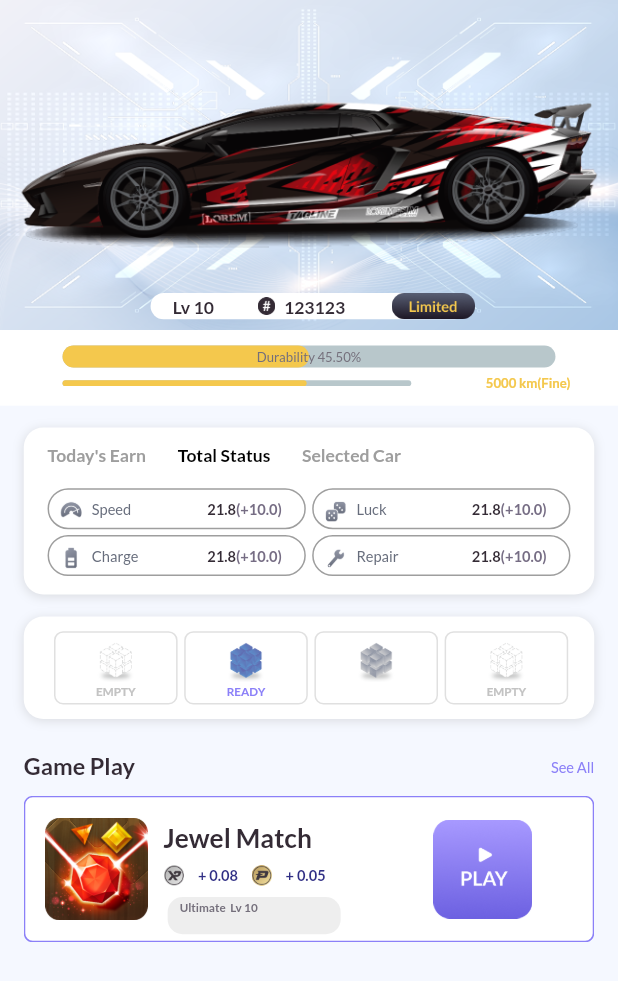
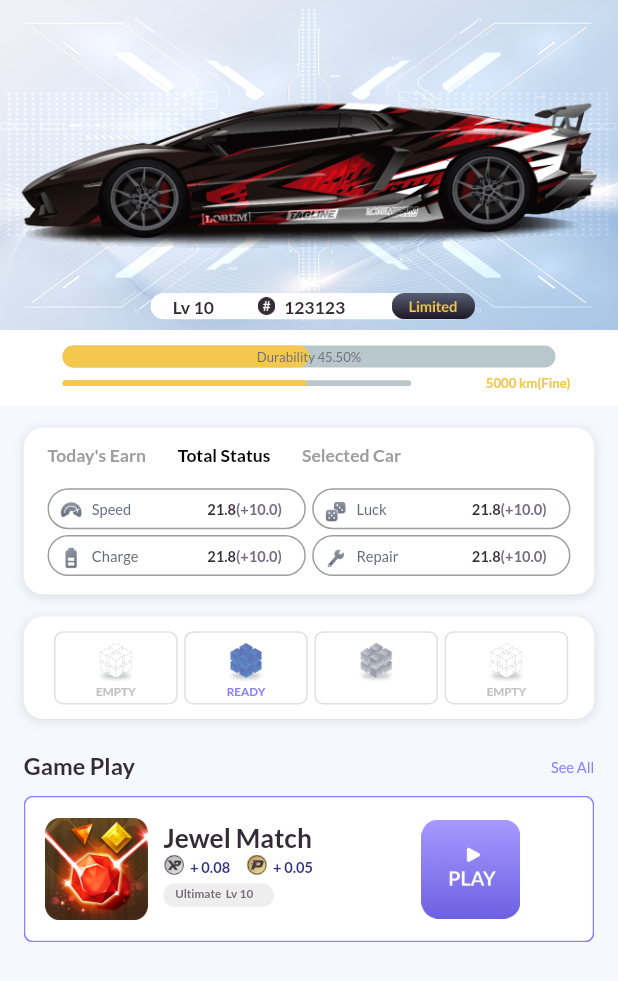
Before and after one commit to sinminseok/bengal_app_3, a Flutter app: the Lobby_View screen opened directly, after a tap on "Total Status", on a phone screen of 412 x 824 dp. Shown: the top 981 px of the screen. Run offline on Flutter 3.47's test engine with Material 2 defaults, Android fonts, the light colour scheme and no system bars; drawn by our look-alikes of percent_indicator; our stand-ins replace dropdown_button2, flutter_animation_progress_bar, flutter_screenutil, get, google_fonts, page_transition and 1 more.

Commit message:
RelativeCoordinate 좌표 적용

```diff
--- a/lib/pages/lobby/Lobby_View.dart
+++ b/lib/pages/lobby/Lobby_View.dart
@@ -124,18 +124,12 @@ class _Lobby_ViewState extends State<Lobby_View> {
               child: Row(
                 mainAxisAlignment: MainAxisAlignment.spaceBetween,
                 children: [
-                  // SizedBox(
-                  //   width: size.width * 0.07,
-                  // ),
                   Text(
                     StringConfiguration()
                         .uiString(UiStringType.LOBBY_SPECIALBOX_04),
                     style: Font.lato(
                         const Color(0xFF342B35), FontWeight.bold, 16.sp),
                   ),
-                  // SizedBox(
-                  //   width: size.width * 0.6,
-                  // ),
                   InkWell(
                     onTap: () {
                       print("move");
@@ -150,12 +144,9 @@ class _Lobby_ViewState extends State<Lobby_View> {
                 ],
               ),
             ),
-            // SizedBox(
-            //   height: size.height * 0.02,
-            // ),
+
             Container(
               margin: EdgeInsets.fromLTRB(15.w, 10.h, 15.w, 0.h),
-              child: Container(
               width: 360.w,
               height: 100.h,
               child: ListView.builder(
@@ -167,7 +158,6 @@ class _Lobby_ViewState extends State<Lobby_View> {
                         size, "Jewel Match", "0.08", "0.05", "10");
                   }),
             ),
-            ),
           ],
         ),
       ),
--- a/lib/pages/lobby/widget/Game_play_Widget.dart
+++ b/lib/pages/lobby/widget/Game_play_Widget.dart
@@ -30,9 +30,6 @@ Widget Game_Play_Widget(Size size, String title, String xper_value,
           child: Column(
             crossAxisAlignment: CrossAxisAlignment.start,
             children: [
-              // SizedBox(
-              //   height: size.height * 0.02,
-              // ),
               Padding(
                 padding: EdgeInsets.only(top: 17.h),
                 child: Text(
@@ -49,7 +46,7 @@ Widget Game_Play_Widget(Size size, String title, String xper_value,
                     height: 14.h,
                   ),
                   Padding(
-                    padding: EdgeInsets.all(8.w),
+                    padding: EdgeInsets.fromLTRB(3.w, 3.h, 10.w, 0.h),
                     child: Text(
                       "+ $xper_value",
                       style: Font.lato(
@@ -62,7 +59,7 @@ Widget Game_Play_Widget(Size size, String title, String xper_value,
                     height: 14.h,
                   ),
                   Padding(
-                    padding: EdgeInsets.all(8.w),
+                    padding: EdgeInsets.fromLTRB(3.w, 3.h, 10.w, 0.h),
                     child: Text(
                       "+ $per_value",
                       style: Font.lato(
@@ -72,12 +69,12 @@ Widget Game_Play_Widget(Size size, String title, String xper_value,
                 ],
               ),
               Padding(
-                padding: const EdgeInsets.only(left: 3.0),
+                padding: EdgeInsets.fromLTRB(0.w, 5.h, 0.w, 0.h),
                 child: Row(
                   children: [
                     Container(
-                      width: size.width * 0.28,
-                      height: size.height * 0.03,
+                      width: 70.w,
+                      height: 16.h,
                       decoration: BoxDecoration(
                           color: Colors.grey.shade200,
                           borderRadius: BorderRadius.circular(10)),
--- a/lib/pages/lobby/widget/Value_Container.dart
+++ b/lib/pages/lobby/widget/Value_Container.dart
@@ -189,8 +189,8 @@ class _Value_ContainerState extends State<Value_Container> {
                             ),
                             Row(
                               children: [
-                                Padding(
-                                  padding: EdgeInsets.only(top: 12.h),
+                                Container(
+                                  margin: EdgeInsets.only(top: 8.h),
                                   child: Image.asset(
                                     "assets/images/lobby/icons/appbar_icons/per_icon.png",
                                     width: 20.w,
@@ -199,7 +199,7 @@ class _Value_ContainerState extends State<Value_Container> {
                                 ),
                                 Container(
                                   margin:
-                                      EdgeInsets.fromLTRB(6.w, 12.h, 0.w, 0.h),
+                                      EdgeInsets.fromLTRB(6.w, 8.h, 0.w, 0.h),
                                   width: 200.w,
                                   child: Column(
                                     children: [
@@ -245,7 +245,7 @@ class _Value_ContainerState extends State<Value_Container> {
                               children: [
                                 Padding(
                                   padding:
-                                      EdgeInsets.fromLTRB(26.w, 0.h, 0.w, 0.h),
+                                      EdgeInsets.fromLTRB(20.w, 0.h, 0.w, 0.h),
                                   child: FAProgressBar(
                                     backgroundColor: Colors.grey.shade300,
                                     maxValue: 100,
@@ -259,7 +259,7 @@ class _Value_ContainerState extends State<Value_Container> {
                                   ),
                                 ),
                                 Padding(
-                                  padding: EdgeInsets.only(left: 28.w),
+                                  padding: EdgeInsets.only(left: 22.w),
                                   child: Center(
                                       child: Image.asset(
                                     "assets/images/lobby/lightning.png",
@@ -269,15 +269,38 @@ class _Value_ContainerState extends State<Value_Container> {
                                 ),
                               ],
                             ),
-                            Column(
+                            Container(
+                              margin: EdgeInsets.fromLTRB(6.w, 0.h, 0.w, 0.h),
+                              child: Column(
+                                crossAxisAlignment: CrossAxisAlignment.center,
+                                children: [
+                                  Padding(
+                                    padding: EdgeInsets.only(top: 2.w),
+                                    child: Row(
                                       children: [
                                         Text(
-                                  "${widget.Charge_Value}/16.0",
+                                          "${widget.Charge_Value}",
                                           style: Font.lato(const Color(0xFF15BEA0),
                                               FontWeight.w700, 12.sp),
                                         ),
+                                        Text(
+                                          "/16.0",
+                                          style: Font.lato(const Color(0xFF15BEA0),
+                                              FontWeight.w700, 8.sp),
+                                        ),
+                                      ],
+                                    ),
+                                  ),
+                                  // Padding(
+                                  //   padding: EdgeInsets.only(top: 2.w),
+                                  //   child: Text(
+                                  //     "${widget.Charge_Value}/16.0",
+                                  //     style: Font.lato(const Color(0xFF15BEA0),
+                                  //         FontWeight.w700, 12.sp),
+                                  //   ),
+                                  // ),
                                   Padding(
-                                  padding: EdgeInsets.all(8.w),
+                                    padding: EdgeInsets.only(top: 5.w),
                                     child: Text(
                                       StringConfiguration()
                                           .uiString(UiStringType.LOBBY_TAB_05),
@@ -291,6 +314,7 @@ class _Value_ContainerState extends State<Value_Container> {
                                         FontWeight.w700, 8.sp),
                                   ),
                                 ],
+                              ),
                             ),
                           ],
                         )
```
Lines whose indentation alone changed are shown as unchanged.
